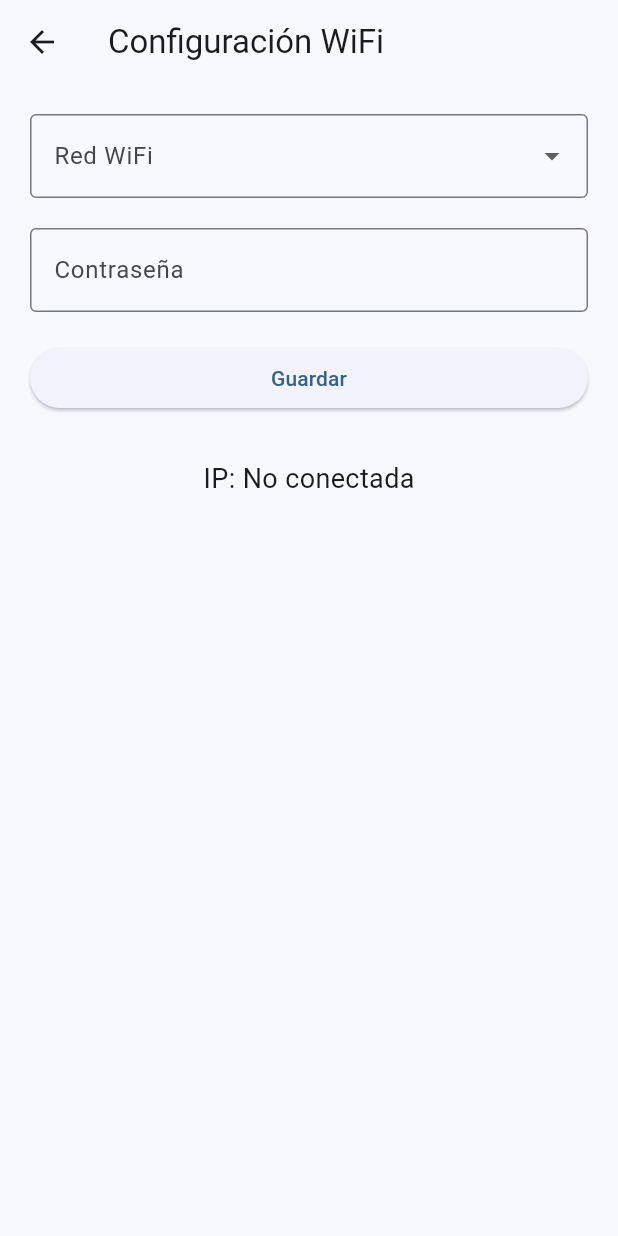
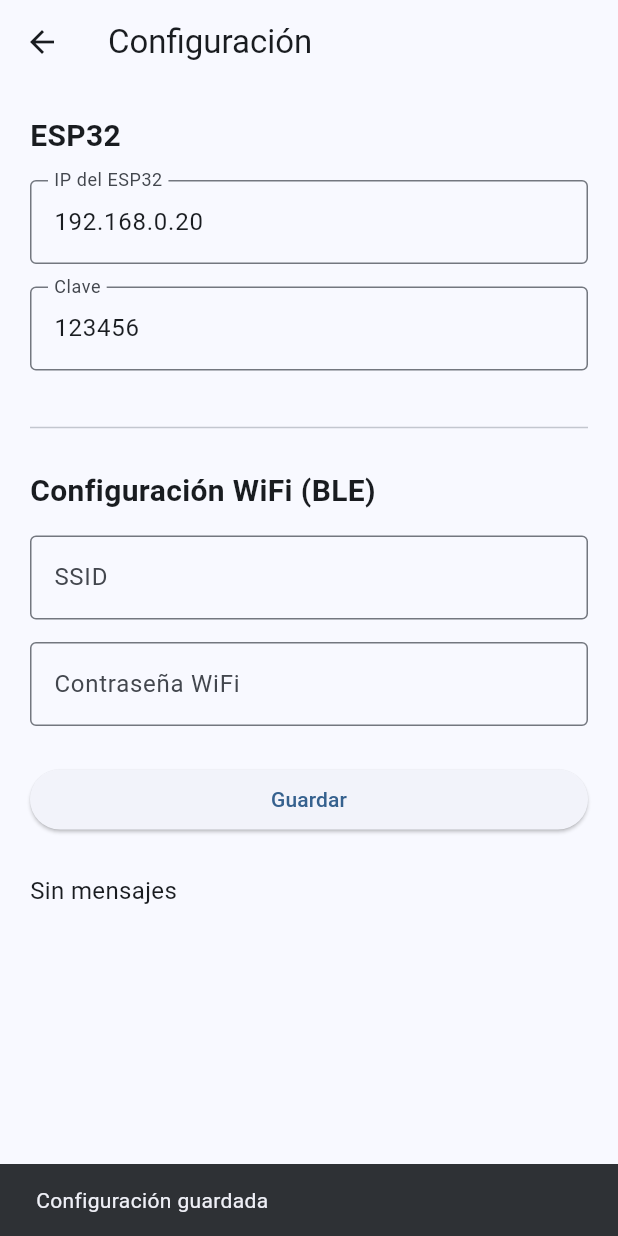
Before and after one commit to ronorthevo/barrera-automatica, a Flutter app: the ConfigPage screen opened directly, after a tap on "Guardar", on a phone screen of 412 x 824 dp. Run offline on Flutter 3.47's test engine with Material 3 defaults, Android fonts, the phone set to English and light mode, and no system bars; our stand-ins replace flutter_blue_plus, shared_preferences; accounts and stored records are empty; network calls fail.

Commit message:
Version 1.0 estable

```diff
--- /dev/null
+++ b/lib/models/app_state.dart
@@ -0,0 +1,6 @@
+class AppState {
+  bool connected = false;
+  String wifi = "";
+  String ip = "";
+  String status = "Desconectado";
+}
--- /dev/null
+++ b/lib/models/ble_state.dart
@@ -0,0 +1,6 @@
+enum BleConnectionState {
+  disconnected,
+  scanning,
+  connecting,
+  connected,
+}
--- a/lib/pages/config_page.dart
+++ b/lib/pages/config_page.dart
@@ -1,64 +1,154 @@
 import 'package:flutter/material.dart';
+import '../services/ble_service.dart';
+import '../services/settings_service.dart';
 
-class ConfigPage extends StatelessWidget {
+class ConfigPage extends StatefulWidget {
   const ConfigPage({super.key});
 
   @override
+  State<ConfigPage> createState() => _ConfigPageState();
+}
+
+class _ConfigPageState extends State<ConfigPage> {
+  final BleService ble = BleService();
+  final SettingsService settings = SettingsService();
+
+  final ipController = TextEditingController();
+  final keyController = TextEditingController();
+  final wifiController = TextEditingController();
+  final passwordController = TextEditingController();
+
+  @override
+  void initState() {
+    super.initState();
+    cargarDatos();
+  }
+
+  @override
+  void dispose() {
+    ipController.dispose();
+    keyController.dispose();
+    wifiController.dispose();
+    passwordController.dispose();
+    super.dispose();
+  }
+
+  Future<void> cargarDatos() async {
+    ipController.text = await settings.getIp();
+    keyController.text = await settings.getKey();
+  }
+
+  @override
   Widget build(BuildContext context) {
+    final messenger = ScaffoldMessenger.of(context);
+
     return Scaffold(
       appBar: AppBar(
-        title: const Text("Configuración WiFi"),
+        title: const Text("Configuración"),
       ),
       body: Padding(
         padding: const EdgeInsets.all(20),
-        child: Column(
+        child: ListView(
           children: [
-
-            DropdownButtonFormField<String>(
-              decoration: const InputDecoration(
-                labelText: "Red WiFi",
-                border: OutlineInputBorder(),
+            const Text(
+              "ESP32",
+              style: TextStyle(
+                fontSize: 20,
+                fontWeight: FontWeight.bold,
               ),
-              items: const [
-                DropdownMenuItem(
-                  value: "wifi1",
-                  child: Text("MiCasa"),
-                ),
-                DropdownMenuItem(
-                  value: "wifi2",
-                  child: Text("Oficina"),
-                ),
-              ],
-              onChanged: (_) {},
             ),
 
-            const SizedBox(height: 20),
+            const SizedBox(height: 15),
 
             TextField(
-              obscureText: true,
+              controller: ipController,
               decoration: const InputDecoration(
-                labelText: "Contraseña",
+                labelText: "IP del ESP32",
                 border: OutlineInputBorder(),
               ),
             ),
 
-            const SizedBox(height: 20),
+            const SizedBox(height: 15),
 
-            SizedBox(
-              width: double.infinity,
-              child: ElevatedButton(
-                onPressed: () {},
-                child: const Text("Guardar"),
+            TextField(
+              controller: keyController,
+              decoration: const InputDecoration(
+                labelText: "Clave",
+                border: OutlineInputBorder(),
               ),
             ),
 
             const SizedBox(height: 30),
 
+            const Divider(),
+
+            const SizedBox(height: 20),
+
             const Text(
-              "IP: No conectada",
-              style: TextStyle(fontSize: 18),
+              "Configuración WiFi (BLE)",
+              style: TextStyle(
+                fontSize: 20,
+                fontWeight: FontWeight.bold,
+              ),
             ),
 
+            const SizedBox(height: 15),
+
+            TextField(
+              controller: wifiController,
+              decoration: const InputDecoration(
+                labelText: "SSID",
+                border: OutlineInputBorder(),
+              ),
+            ),
+
+            const SizedBox(height: 15),
+
+            TextField(
+              controller: passwordController,
+              obscureText: true,
+              decoration: const InputDecoration(
+                labelText: "Contraseña WiFi",
+                border: OutlineInputBorder(),
+              ),
+            ),
+
+            const SizedBox(height: 25),
+
+            ElevatedButton(
+              onPressed: () async {
+                await settings.save(
+                  ipController.text.trim(),
+                  keyController.text.trim(),
+                );
+
+                await ble.sendWifi(
+                  wifiController.text.trim(),
+                  passwordController.text,
+                );
+
+                if (!mounted) return;
+
+                messenger.showSnackBar(
+                  const SnackBar(
+                    content: Text("Configuración guardada"),
+                  ),
+                );
+              },
+              child: const Text("Guardar"),
+            ),
+
+            const SizedBox(height: 25),
+
+            StreamBuilder<String>(
+              stream: ble.messages.stream,
+              builder: (context, snapshot) {
+                return Text(
+                  snapshot.data ?? "Sin mensajes",
+                  style: const TextStyle(fontSize: 16),
+                );
+              },
+            ),
           ],
         ),
       ),
--- a/lib/pages/home_page.dart
+++ b/lib/pages/home_page.dart
@@ -1,5 +1,8 @@
+import 'dart:async';
+
 import 'package:flutter/material.dart';
-import '../services/ble_service.dart';
+import '../services/http_service.dart';
+import '../services/settings_service.dart';
 import 'config_page.dart';
 
 class HomePage extends StatefulWidget {
@@ -10,14 +13,79 @@ class HomePage extends StatefulWidget {
 }
 
 class _HomePageState extends State<HomePage> {
+  final HttpService httpService = HttpService();
+  final SettingsService settings = SettingsService();
 
+  Timer? timer;
 
-  final BleService bleService = BleService();
+  String estado = "Comprobando...";
+  String ip = "192.168.0.20";
+  String key = "123456";
 
-  String estado = "Desconectado";
+  @override
+  void initState() {
+    super.initState();
+
+    cargarConfiguracion();
+
+    timer = Timer.periodic(
+      const Duration(seconds: 5),
+      (_) => comprobarConexion(),
+    );
+  }
+
+  @override
+  void dispose() {
+    timer?.cancel();
+    super.dispose();
+  }
+
+  Future<void> cargarConfiguracion() async {
+    ip = await settings.getIp();
+    key = await settings.getKey();
+
+    await comprobarConexion();
+  }
+
+  Future<void> comprobarConexion() async {
+    final nuevoEstado = await httpService.getBarrierState(ip);
+
+    if (!mounted) return;
+
+    setState(() {
+      estado = nuevoEstado;
+    });
+  }
+
+  Color colorEstado() {
+    switch (estado) {
+      case "ABIERTA":
+        return Colors.green;
+      case "CERRADA":
+        return Colors.red;
+      case "MOVIENDO":
+        return Colors.orange;
+      default:
+        return Colors.grey;
+    }
+  }
+
+  IconData iconoEstado() {
+    switch (estado) {
+      case "ABIERTA":
+        return Icons.lock_open;
+      case "CERRADA":
+        return Icons.lock;
+      case "MOVIENDO":
+        return Icons.sync;
+      default:
+        return Icons.cloud_off;
+    }
+  }
 
   @override
   Widget build(BuildContext context) {
+    final messenger = ScaffoldMessenger.of(context);
 
     return Scaffold(
       appBar: AppBar(
@@ -31,76 +99,101 @@ class _HomePageState extends State<HomePage> {
           children: [
             const SizedBox(height: 20),
 
-            const Icon(
+            Icon(
               Icons.garage,
               size: 100,
-              color: Colors.blue,
+              color: colorEstado(),
             ),
 
             const SizedBox(height: 20),
 
+            Row(
+              mainAxisAlignment: MainAxisAlignment.center,
+              children: [
+                Icon(
+                  iconoEstado(),
+                  color: colorEstado(),
+                ),
+                const SizedBox(width: 10),
                 Text(
                   estado,
-              textAlign: TextAlign.center,
                   style: TextStyle(
-                fontSize: 22,
+                    fontSize: 24,
                     fontWeight: FontWeight.bold,
+                    color: colorEstado(),
                   ),
+                ),
+              ],
             ),
 
             const SizedBox(height: 40),
 
             ElevatedButton.icon(
               onPressed: () async {
+                await Navigator.push(
+                  context,
+                  MaterialPageRoute(
+                    builder: (_) => const ConfigPage(),
+                  ),
+                );
 
-                setState(() {
-                estado = "Buscando barreras...";
-                });
-
-                bool conectado = await bleService.connectToBarrier();
-
-                setState(() {
-                estado = conectado
-                    ? "Conectado a Barrera"
-                    : "Barrera no encontrada";
-                });
-
+                await cargarConfiguracion();
               },
-
-              icon: const Icon(Icons.bluetooth),
-              label: const Text("Conectar a Barrera"),
+              icon: const Icon(Icons.settings),
+              label: const Text("Configuración"),
             ),
 
             const SizedBox(height: 15),
 
             ElevatedButton.icon(
-            onPressed: () {
-                Navigator.push(
-                context,
-                MaterialPageRoute(
-                    builder: (context) => const ConfigPage(),
+              onPressed: estado == "DESCONECTADA"
+                  ? null
+                  : () async {
+                      final ok = await httpService.openBarrier(ip, key);
+
+                      if (!mounted) return;
+
+                      if (ok) {
+                        await comprobarConexion();
+                      }
+
+                      messenger.showSnackBar(
+                        SnackBar(
+                          content: Text(
+                            ok
+                                ? "Barrera accionada"
+                                : "Error de comunicación",
+                          ),
                         ),
                       );
                     },
-            icon: const Icon(Icons.wifi),
-            label: const Text("Configurar WiFi"),
-            ),
-
-
-            const SizedBox(height: 15),
-
-            ElevatedButton.icon(
-              onPressed: () {},
               icon: const Icon(Icons.lock_open),
               label: const Text("Abrir Barrera"),
             ),
 
             const Spacer(),
 
-            const Text(
-              "IP: SIN CONECTAR",
-              textAlign: TextAlign.center,
-              style: TextStyle(fontSize: 18),
+            Card(
+              child: Padding(
+                padding: const EdgeInsets.all(16),
+                child: Column(
+                  children: [
+                    Text(
+                      "IP: $ip",
+                      style: const TextStyle(fontSize: 18),
+                    ),
+                    const SizedBox(height: 10),
+                    Text(
+                      "Estado: $estado",
+                      style: TextStyle(
+                        fontSize: 18,
+                        color: colorEstado(),
+                        fontWeight: FontWeight.bold,
+                      ),
+                    ),
+                  ],
+                ),
+              ),
             ),
           ],
         ),
--- a/lib/services/ble_service.dart
+++ b/lib/services/ble_service.dart
@@ -1,28 +1,110 @@
+import 'dart:async';
+import 'dart:convert';
+
 import 'package:flutter_blue_plus/flutter_blue_plus.dart';
 
 class BleService {
+
+  static final BleService _instance = BleService._internal();
+
+  factory BleService() => _instance;
+
+  BleService._internal();
+
+  static const serviceUuid =
+      "6E400001-B5A3-F393-E0A9-E50E24DCCA9E";
+
+  static const txUuid =
+      "6E400003-B5A3-F393-E0A9-E50E24DCCA9E";
+
+  static const rxUuid =
+      "6E400002-B5A3-F393-E0A9-E50E24DCCA9E";
+
   BluetoothDevice? device;
+  BluetoothCharacteristic? tx;
+  BluetoothCharacteristic? rx;
+
+  final StreamController<String> messages =
+      StreamController.broadcast();
 
   Future<bool> connectToBarrier() async {
+
     await FlutterBluePlus.startScan(
       timeout: const Duration(seconds: 5),
     );
 
     await for (final results in FlutterBluePlus.scanResults) {
+
       for (final r in results) {
+
         if (r.device.platformName == "Barrera automatica") {
+
           await FlutterBluePlus.stopScan();
 
           device = r.device;
 
-          await device!.connect(timeout: const Duration(seconds: 10));
+          await device!.connect();
+
+          List<BluetoothService> services =
+              await device!.discoverServices();
+
+          for (var s in services) {
+
+            if (s.uuid.toString().toUpperCase() == serviceUuid) {
+
+              for (var c in s.characteristics) {
+
+                if (c.uuid.toString().toUpperCase() == txUuid) {
+
+                  tx = c;
+
+                  await tx!.setNotifyValue(true);
+
+                  tx!.lastValueStream.listen((data) {
+
+                    messages.add(
+                      utf8.decode(data),
+                    );
+
+                  });
+
+                }
+
+                if (c.uuid.toString().toUpperCase() == rxUuid) {
+
+                  rx = c;
+
+                }
+
+              }
+
+            }
+
+          }
 
           return true;
+
         }
+
       }
+
     }
 
-    await FlutterBluePlus.stopScan();
     return false;
+
   }
+
+  Future<void> sendWifi(
+      String ssid,
+      String password,
+      ) async {
+
+    if (rx == null) return;
+
+    await rx!.write(
+      utf8.encode("$ssid,$password"),
+    );
+
+  }
+
 }
--- /dev/null
+++ b/lib/services/http_service.dart
@@ -0,0 +1,39 @@
+import 'package:http/http.dart' as http;
+
+class HttpService {
+  static const Duration _timeout = Duration(seconds: 3);
+
+  Future<bool> openBarrier(String ip, String key) async {
+    try {
+      final url = Uri.parse("http://$ip/open?key=$key");
+
+      final response = await http.get(url).timeout(_timeout);
+
+      return response.statusCode == 200 &&
+          response.body.trim().contains("RELAY");
+    } catch (_) {
+      return false;
+    }
+  }
+
+  Future<String> getBarrierState(String ip) async {
+    try {
+      final url = Uri.parse("http://$ip/status");
+
+      final response = await http.get(url).timeout(_timeout);
+
+      if (response.statusCode == 200) {
+        return response.body.trim();
+      }
+
+      return "ERROR";
+    } catch (_) {
+      return "DESCONECTADA";
+    }
+  }
+
+  Future<bool> isAlive(String ip) async {
+    final state = await getBarrierState(ip);
+    return state != "DESCONECTADA" && state != "ERROR";
+  }
+}
--- /dev/null
+++ b/lib/services/settings_service.dart
@@ -0,0 +1,25 @@
+import 'package:shared_preferences/shared_preferences.dart';
+
+class SettingsService {
+  static const _ipKey = "ip";
+  static const _passwordKey = "key";
+
+  Future<void> save(String ip, String key) async {
+    final prefs = await SharedPreferences.getInstance();
+
+    await prefs.setString(_ipKey, ip);
+    await prefs.setString(_passwordKey, key);
+  }
+
+  Future<String> getIp() async {
+    final prefs = await SharedPreferences.getInstance();
+
+    return prefs.getString(_ipKey) ?? "192.168.0.20";
+  }
+
+  Future<String> getKey() async {
+    final prefs = await SharedPreferences.getInstance();
+
+    return prefs.getString(_passwordKey) ?? "123456";
+  }
+}
--- a/pubspec.yaml
+++ b/pubspec.yaml
@@ -30,6 +30,9 @@ environment:
 dependencies:
   flutter:
     sdk: flutter
+
+  http: ^1.2.1
+  shared_preferences: ^2.5.3
 
   # The following adds the Cupertino Icons font to your application.
   # Use with the CupertinoIcons class for iOS style icons.
```
Also changed, not shown: pubspec.lock, 1 other file. Lines whose indentation alone changed are shown as unchanged.
